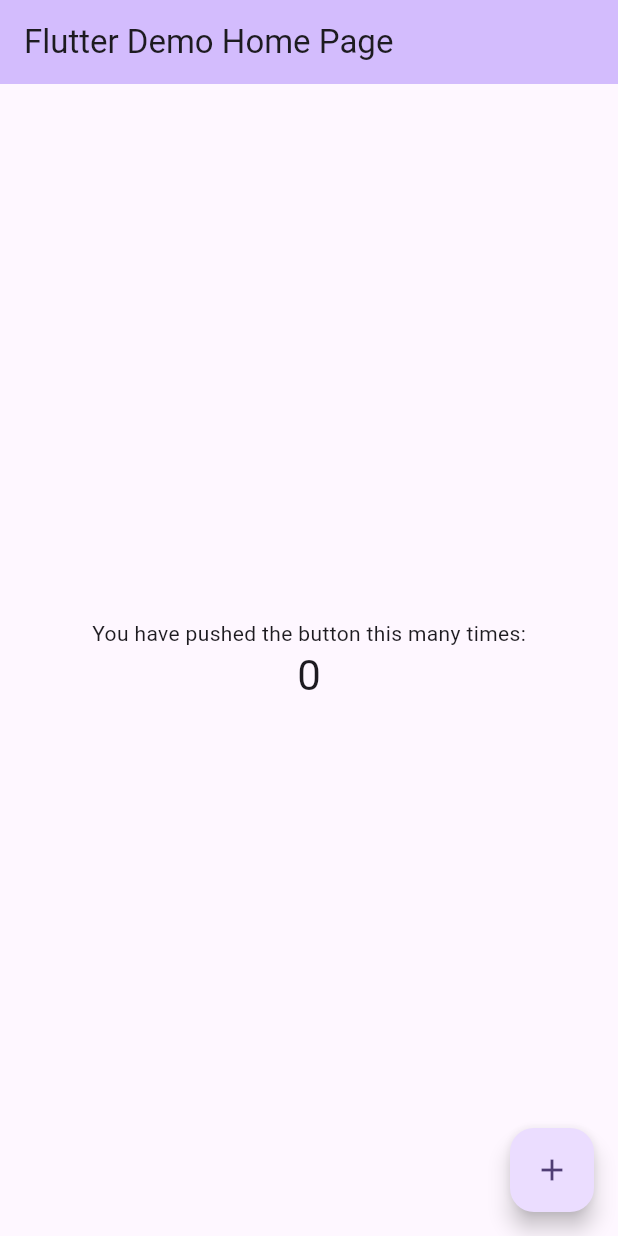
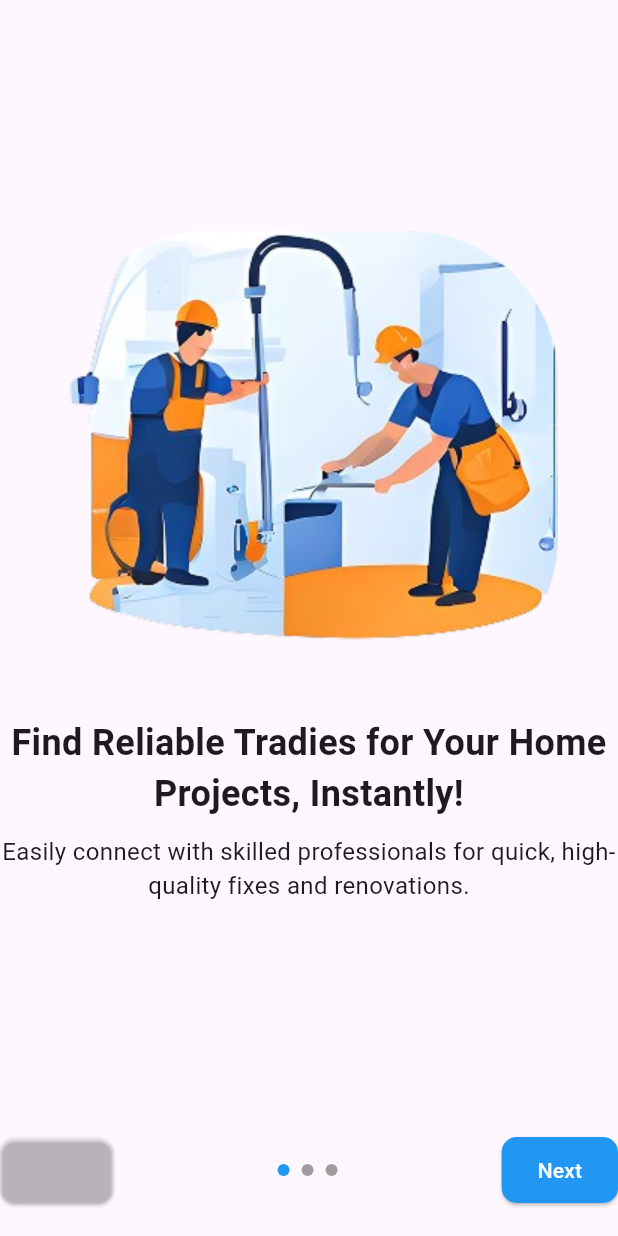
Before and after one commit to johnverz22/fixo-nz, a Flutter app: the screen it shows after launch, on a phone screen of 412 x 824 dp. Run offline on Flutter 3.47's test engine with Material 3 defaults, Android fonts, the phone set to English and light mode, and no system bars; our stand-ins replace flutter_riverpod.

Commit message:
Initial Onboarding Screen

```diff
--- /dev/null
+++ b/mobile/lib/core/routes/app_routes.dart
@@ -0,0 +1,12 @@
+import 'package:flutter/material.dart';
+import '../../features/onboarding/presentation/screens/onboarding_screen.dart';
+
+
+class AppRoutes {
+  static Map<String, Widget Function(BuildContext)> routes = {
+    '/onBoarding': (context) =>  OnboardingScreen(),
+    '/user_role': (context) =>  OnboardingScreen(),
+
+};
+
+}
--- /dev/null
+++ b/mobile/lib/features/onboarding/data/repositories/onboarding_repository_impl.dart
@@ -0,0 +1,26 @@
+import 'package:mobile/features/onboarding/domain/repositories/onboarding_repository.dart';
+import 'package:mobile/features/onboarding/domain/entities/onboarding_entities.dart';
+
+
+class OnboardingRepositoryImpl implements OnboardingRepository{
+  @override
+  List<OnboardingEntities> getOnboarding() {
+    return [
+      OnboardingEntities(
+        image: 'assets/images/onboarding1.png',
+        title: 'Find Reliable Tradies for Your Home Projects, Instantly!',
+        description: 'Easily connect with skilled professionals for quick, high-quality fixes and renovations.'),
+
+      OnboardingEntities(
+        image: 'assets/images/onboarding2.png',
+        title: 'Why FIXO is the Smart Choice',
+        description: 'FIXO provides a transparent, secure, and efficient way to hire skilled tradies.'),
+
+      OnboardingEntities(
+        image: 'assets/images/onboarding3.png',
+        title: 'Post. Connect. Get It Done.',
+        description: 'Post a job, get matched with trusted professionals, and complete your project hassle-free.'),
+    ];
+  }
+
+}
--- /dev/null
+++ b/mobile/lib/features/onboarding/domain/repositories/onboarding_repository.dart
@@ -0,0 +1,5 @@
+import '../entities/onboarding_entities.dart';
+
+abstract class OnboardingRepository {
+  List<OnboardingEntities> getOnboarding();
+}
--- /dev/null
+++ b/mobile/lib/features/onboarding/presentation/screens/onboarding_screen.dart
@@ -0,0 +1,97 @@
+import 'package:flutter/material.dart';
+import 'package:flutter_riverpod/flutter_riverpod.dart';
+import 'package:mobile/features/onboarding/presentation/providers/onboarding_provider.dart';
+import 'package:mobile/features/onboarding/presentation/widgets/onboarding_button.dart';
+
+class OnboardingScreen extends ConsumerWidget {
+  @override
+  Widget build(BuildContext context, WidgetRef ref) {
+    final pageIndex = ref.watch(onboardingProvider);
+    final onboardingData = ref.watch(onboardingDataProvider);
+    final pageController = PageController();
+
+    return Scaffold(
+      body: Column(children: [
+        Expanded(
+          child: PageView.builder(
+            controller: pageController,
+            itemCount: onboardingData.length,
+            onPageChanged: (index) =>
+                ref.read(onboardingProvider.notifier).updatePage(index),
+            itemBuilder: (context, index) {
+              return Column(
+                mainAxisAlignment: MainAxisAlignment.center,
+                children: [
+                  Image.asset(onboardingData[index].image),
+                  SizedBox(height: 20),
+                  Text(
+                    onboardingData[index].title,
+                    textAlign: TextAlign.center,
+                    style: TextStyle(
+                      fontSize: 24,
+                      fontWeight: FontWeight.bold,
+                    ),
+                  ),
+                  SizedBox(height: 10),
+                  Text(
+                    onboardingData[index].description,
+                    textAlign: TextAlign.center,
+                    style: TextStyle(
+                      fontSize: 16,
+                    ),
+                  )
+                ],
+              );
+            },
+          ),
+        ),
+        Row(
+          mainAxisAlignment: MainAxisAlignment.spaceBetween,
+          children: [
+            OnboardingButton(
+              text: 'Skip',
+              onPressed: () {
+                ref.read(onboardingProvider.notifier).skipPage(pageController);
+              },
+              isPrimary: false,
+              backgroundColor: Colors.transparent,
+              foregroundColor: Colors.blue,
+            ),
+            Row(
+              children: List.generate(
+                onboardingData.length,
+                (index) => Container(
+                  margin: EdgeInsets.symmetric(horizontal: 4),
+                  width: 8,
+                  height: 8,
+                  decoration: BoxDecoration(
+                    shape: BoxShape.circle,
+                    color: pageIndex == index ? Colors.blue : Colors.grey,
+                  ),
+                ),
+              ),
+            ),
+            OnboardingButton(
+              text: pageIndex == onboardingData.length - 1
+                  ? 'Get Started'
+                  : 'Next',
+              onPressed: () {
+                if (pageIndex == onboardingData.length - 1) {
+                  Navigator.pushReplacementNamed(context, '/user_role');
+                } else {
+                  ref
+                      .read(onboardingProvider.notifier)
+                      .nextPage(pageController);
+                }
+              },
+              isPrimary: true,
+              backgroundColor: Colors.blue,
+              foregroundColor: Colors.white,
+            )
+          ],
+        ),
+        SizedBox(height: 20),
+      ]),
+    );
+  }
+}
--- /dev/null
+++ b/mobile/lib/features/onboarding/presentation/widgets/onboarding_button.dart
@@ -0,0 +1,33 @@
+import 'package:flutter/material.dart';
+
+class OnboardingButton extends StatelessWidget {
+  final String text;
+  final VoidCallback onPressed;
+  final bool isPrimary;
+  final Color backgroundColor;
+  final Color foregroundColor;
+
+  const OnboardingButton({
+    Key? key,
+    required this.text,
+    required this.onPressed,
+    required this.isPrimary,
+    required this.backgroundColor,
+    required this.foregroundColor,
+    }) : super(key: key);
+
+  @override
+  Widget build(BuildContext context) {
+    return ElevatedButton(
+      onPressed: onPressed,
+      style: ElevatedButton.styleFrom(
+        backgroundColor: isPrimary ? backgroundColor : backgroundColor,
+        foregroundColor: isPrimary ? foregroundColor : backgroundColor,
+        padding: EdgeInsets.symmetric(horizontal: 24, vertical: 12),
+        shape: RoundedRectangleBorder(borderRadius: BorderRadius.circular(10)),
+      ),
+      child: Text(text),
+
+    );
+  }
+}
--- a/mobile/lib/main.dart
+++ b/mobile/lib/main.dart
@@ -1,7 +1,11 @@
 import 'package:flutter/material.dart';
+import 'package:flutter_riverpod/flutter_riverpod.dart';
+import 'core/routes/app_routes.dart';
 
 void main() {
-  runApp(const MyApp());
+  runApp(const ProviderScope(
+    child: MyApp(),
+  ));
 }
 
 class MyApp extends StatelessWidget {
@@ -11,115 +15,10 @@ class MyApp extends StatelessWidget {
   @override
   Widget build(BuildContext context) {
     return MaterialApp(
-      title: 'Flutter Demo',
-      theme: ThemeData(
-        // This is the theme of your application.
-        //
-        // TRY THIS: Try running your application with "flutter run". You'll see
-        // the application has a purple toolbar. Then, without quitting the app,
-        // try changing the seedColor in the colorScheme below to Colors.green
-        // and then invoke "hot reload" (save your changes or press the "hot
-        // reload" button in a Flutter-supported IDE, or press "r" if you used
-        // the command line to start the app).
-        //
-        // Notice that the counter didn't reset back to zero; the application
-        // state is not lost during the reload. To reset the state, use hot
-        // restart instead.
-        //
-        // This works for code too, not just values: Most code changes can be
-        // tested with just a hot reload.
-        colorScheme: ColorScheme.fromSeed(seedColor: Colors.deepPurple),
-        useMaterial3: true,
-      ),
-      home: const MyHomePage(title: 'Flutter Demo Home Page'),
+    debugShowCheckedModeBanner: false,
+    initialRoute: '/onBoarding',
+    routes: AppRoutes.routes,
+
     );
   }
 }
-
-class MyHomePage extends StatefulWidget {
-  const MyHomePage({super.key, required this.title});
-
-  // This widget is the home page of your application. It is stateful, meaning
-  // that it has a State object (defined below) that contains fields that affect
-  // how it looks.
-
-  // This class is the configuration for the state. It holds the values (in this
-  // case the title) provided by the parent (in this case the App widget) and
-  // used by the build method of the State. Fields in a Widget subclass are
-  // always marked "final".
-
-  final String title;
-
-  @override
-  State<MyHomePage> createState() => _MyHomePageState();
-}
-
-class _MyHomePageState extends State<MyHomePage> {
-  int _counter = 0;
-
-  void _incrementCounter() {
-    setState(() {
-      // This call to setState tells the Flutter framework that something has
-      // changed in this State, which causes it to rerun the build method below
-      // so that the display can reflect the updated values. If we changed
-      // _counter without calling setState(), then the build method would not be
-      // called again, and so nothing would appear to happen.
-      _counter++;
-    });
-  }
-
-  @override
-  Widget build(BuildContext context) {
-    // This method is rerun every time setState is called, for instance as done
-    // by the _incrementCounter method above.
-    //
-    // The Flutter framework has been optimized to make rerunning build methods
-    // fast, so that you can just rebuild anything that needs updating rather
-    // than having to individually change instances of widgets.
-    return Scaffold(
-      appBar: AppBar(
-        // TRY THIS: Try changing the color here to a specific color (to
-        // Colors.amber, perhaps?) and trigger a hot reload to see the AppBar
-        // change color while the other colors stay the same.
-        backgroundColor: Theme.of(context).colorScheme.inversePrimary,
-        // Here we take the value from the MyHomePage object that was created by
-        // the App.build method, and use it to set our appbar title.
-        title: Text(widget.title),
-      ),
-      body: Center(
-        // Center is a layout widget. It takes a single child and positions it
-        // in the middle of the parent.
-        child: Column(
-          // Column is also a layout widget. It takes a list of children and
-          // arranges them vertically. By default, it sizes itself to fit its
-          // children horizontally, and tries to be as tall as its parent.
-          //
-          // Column has various properties to control how it sizes itself and
-          // how it positions its children. Here we use mainAxisAlignment to
-          // center the children vertically; the main axis here is the vertical
-          // axis because Columns are vertical (the cross axis would be
-          // horizontal).
-          //
-          // TRY THIS: Invoke "debug painting" (choose the "Toggle Debug Paint"
-          // action in the IDE, or press "p" in the console), to see the
-          // wireframe for each widget.
-          mainAxisAlignment: MainAxisAlignment.center,
-          children: <Widget>[
-            const Text(
-              'You have pushed the button this many times:',
-            ),
-            Text(
-              '$_counter',
-              style: Theme.of(context).textTheme.headlineMedium,
-            ),
-          ],
-        ),
-      ),
-      floatingActionButton: FloatingActionButton(
-        onPressed: _incrementCounter,
-        tooltip: 'Increment',
-        child: const Icon(Icons.add),
-      ), // This trailing comma makes auto-formatting nicer for build methods.
-    );
-  }
-}
```
Also changed, not shown: mobile/lib/features/onboarding/domain/entities/onboarding_entities.dart (added, +11 -0 lines), mobile/lib/features/onboarding/presentation/providers/onboarding_provider.dart (added, +38 -0 lines), mobile/lib/features/user_role/presentation/screens/user_role_screen.dart (added, +14 -0 lines), mobile/pubspec.yaml (+10 -39 lines), mobile/assets/images/onboarding1.png (added), mobile/assets/images/onboarding2.png (added), mobile/assets/images/onboarding3.png (added), mobile/pubspec.lock, 125 other files.
